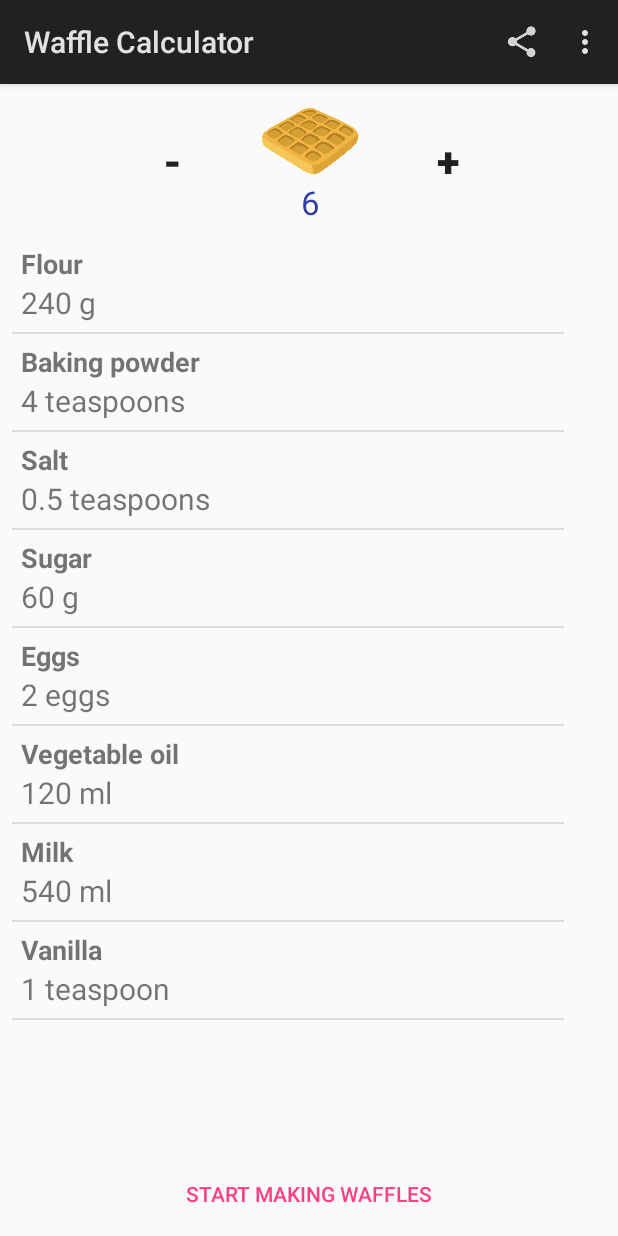
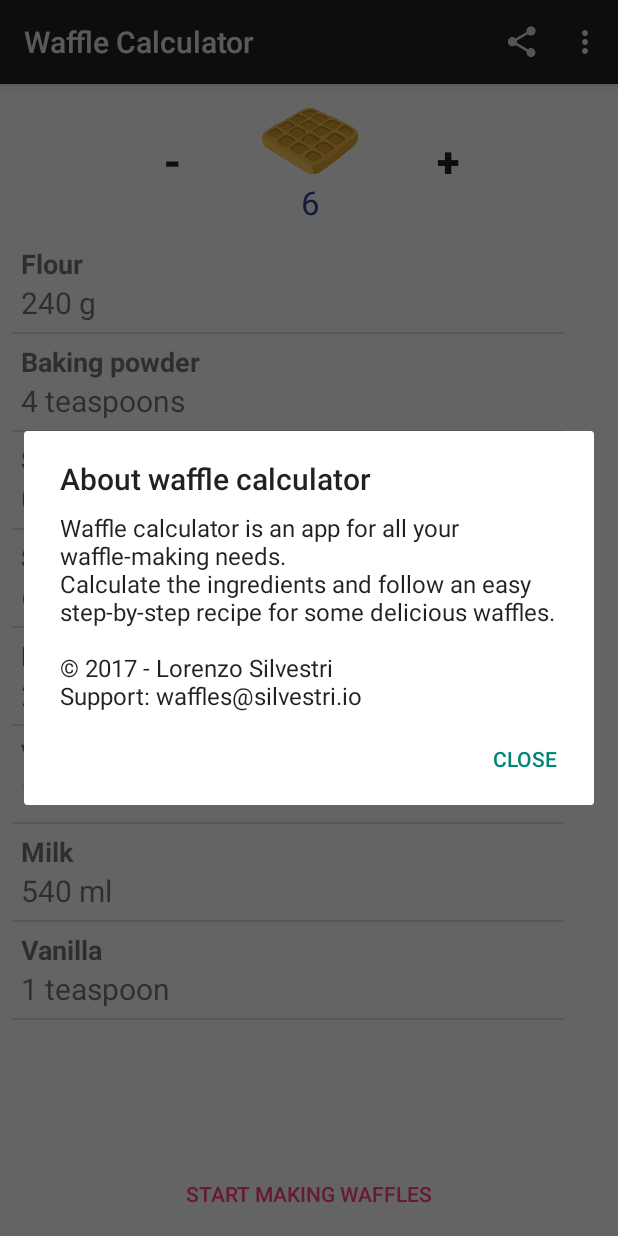
Before and after one commit to lorenzo2897/waffle-calculator-android, an Android app: the screen it shows after launch (MainActivity), in the options menu, after a tap on "About", on a phone screen of 412 x 824 dp. Run offline under Robolectric (Android 15) with nearby library versions, the phone set to English and light mode, and no system bars; 1 statement that could not run was skipped.

Commit message:
added about modal

```diff
--- a/app/src/main/java/io/silvestri/wafflecalculator/MainActivity.java
+++ b/app/src/main/java/io/silvestri/wafflecalculator/MainActivity.java
@@ -1,6 +1,7 @@
 package io.silvestri.wafflecalculator;
 
 import android.app.Activity;
+import android.app.AlertDialog;
 import android.content.Intent;
 import android.os.Bundle;
 import android.view.Menu;
@@ -67,6 +68,10 @@ public class MainActivity extends Activity {
 			shareIngredients();
 			return true;
 		}
+		else if (id == R.id.about) {
+			showAbout();
+			return true;
+		}
 
 		return super.onOptionsItemSelected(item);
 	}
@@ -128,4 +133,17 @@ public class MainActivity extends Activity {
 		sharingIntent.putExtra(android.content.Intent.EXTRA_TEXT, shareBody);
 		startActivity(Intent.createChooser(sharingIntent, getResources().getString(R.string.share_using)));
 	}
+
+	void showAbout() {
+		AlertDialog.Builder alert = new AlertDialog.Builder(this);
+		alert.setTitle("About waffle calculator");
+		alert.setMessage("Waffle calculator is an app for all your waffle-making needs." +
+				"\nCalculate the ingredients and follow an easy step-by-step recipe for some delicious waffles." +
+				"\n\n© 2017 - Lorenzo Silvestri" +
+				"\nSupport: waffles@silvestri.io");
+
+		alert.setPositiveButton("Close", null);
+
+		alert.show();
+	}
 }
```
